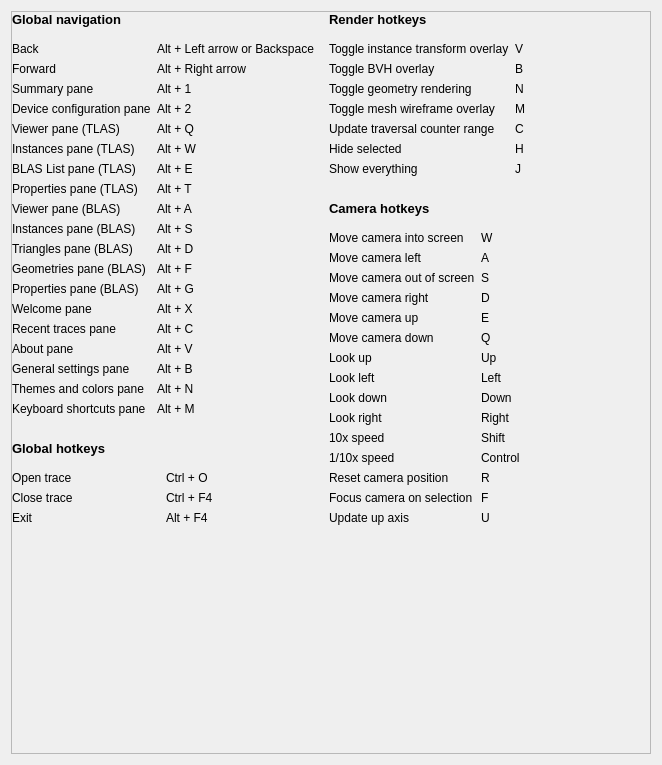
Old version of the form source/frontend/views/settings/keyboard_shortcuts_pane.ui in the repository GPUOpen-Tools/radeon_raytracing_analyzer.
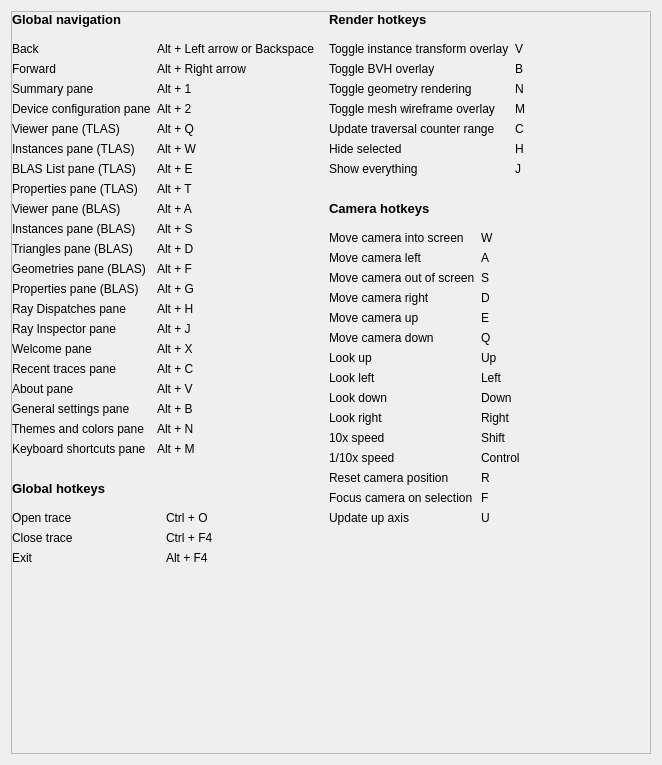
New version of the form. Custom widgets are drawn as their Qt base class.

Patch:
```diff
--- a/source/frontend/views/settings/keyboard_shortcuts_pane.ui
+++ b/source/frontend/views/settings/keyboard_shortcuts_pane.ui
@@ -436,6 +436,58 @@
                  </widget>
                 </item>
                 <item row="13" column="0">
+                 <widget class="ScaledLabel" name="label_Dispatches_">
+                  <property name="sizePolicy">
+                   <sizepolicy hsizetype="MinimumExpanding" vsizetype="Fixed">
+                    <horstretch>0</horstretch>
+                    <verstretch>0</verstretch>
+                   </sizepolicy>
+                  </property>
+                  <property name="text">
+                   <string>Ray Dispatches pane</string>
+                  </property>
+                 </widget>
+                </item>
+                <item row="13" column="1">
+                 <widget class="ScaledLabel" name="content_dispatches_">
+                  <property name="sizePolicy">
+                   <sizepolicy hsizetype="MinimumExpanding" vsizetype="Fixed">
+                    <horstretch>0</horstretch>
+                    <verstretch>0</verstretch>
+                   </sizepolicy>
+                  </property>
+                  <property name="text">
+                   <string>Alt + H</string>
+                  </property>
+                 </widget>
+                </item>
+                <item row="14" column="0">
+                 <widget class="ScaledLabel" name="label_inspector_">
+                  <property name="sizePolicy">
+                   <sizepolicy hsizetype="MinimumExpanding" vsizetype="Fixed">
+                    <horstretch>0</horstretch>
+                    <verstretch>0</verstretch>
+                   </sizepolicy>
+                  </property>
+                  <property name="text">
+                   <string>Ray Inspector pane</string>
+                  </property>
+                 </widget>
+                </item>
+                <item row="14" column="1">
+                 <widget class="ScaledLabel" name="content_inspector_">
+                  <property name="sizePolicy">
+                   <sizepolicy hsizetype="MinimumExpanding" vsizetype="Fixed">
+                    <horstretch>0</horstretch>
+                    <verstretch>0</verstretch>
+                   </sizepolicy>
+                  </property>
+                  <property name="text">
+                   <string>Alt + J</string>
+                  </property>
+                 </widget>
+                </item>
+                <item row="15" column="0">
                  <widget class="ScaledLabel" name="label_Welcome_">
                   <property name="sizePolicy">
                    <sizepolicy hsizetype="MinimumExpanding" vsizetype="Fixed">
@@ -448,7 +500,7 @@
                   </property>
                  </widget>
                 </item>
-                <item row="13" column="1">
+                <item row="15" column="1">
                  <widget class="ScaledLabel" name="content_welcome_">
                   <property name="sizePolicy">
                    <sizepolicy hsizetype="MinimumExpanding" vsizetype="Fixed">
@@ -461,7 +513,7 @@
                   </property>
                  </widget>
                 </item>
-                <item row="14" column="0">
+                <item row="16" column="0">
                  <widget class="ScaledLabel" name="label_recent_traces_">
                   <property name="sizePolicy">
                    <sizepolicy hsizetype="MinimumExpanding" vsizetype="Fixed">
@@ -474,7 +526,7 @@
                   </property>
                  </widget>
                 </item>
-                <item row="14" column="1">
+                <item row="16" column="1">
                  <widget class="ScaledLabel" name="content_recent_traces_">
                   <property name="sizePolicy">
                    <sizepolicy hsizetype="MinimumExpanding" vsizetype="Fixed">
@@ -487,7 +539,7 @@
                   </property>
                  </widget>
                 </item>
-                <item row="15" column="0">
+                <item row="17" column="0">
                  <widget class="ScaledLabel" name="label_about_">
                   <property name="sizePolicy">
                    <sizepolicy hsizetype="MinimumExpanding" vsizetype="Fixed">
@@ -500,7 +552,7 @@
                   </property>
                  </widget>
                 </item>
-                <item row="15" column="1">
+                <item row="17" column="1">
                  <widget class="ScaledLabel" name="content_about_">
                   <property name="sizePolicy">
                    <sizepolicy hsizetype="MinimumExpanding" vsizetype="Fixed">
@@ -513,7 +565,7 @@
                   </property>
                  </widget>
                 </item>
-                <item row="16" column="0">
+                <item row="18" column="0">
                  <widget class="ScaledLabel" name="label_general_settings_">
                   <property name="sizePolicy">
                    <sizepolicy hsizetype="MinimumExpanding" vsizetype="Fixed">
@@ -526,7 +578,7 @@
                   </property>
                  </widget>
                 </item>
-                <item row="16" column="1">
+                <item row="18" column="1">
                  <widget class="ScaledLabel" name="content_general_settings_">
                   <property name="sizePolicy">
                    <sizepolicy hsizetype="MinimumExpanding" vsizetype="Fixed">
@@ -539,7 +591,7 @@
                   </property>
                  </widget>
                 </item>
-                <item row="17" column="0">
+                <item row="19" column="0">
                  <widget class="ScaledLabel" name="label_themes_and_colors_">
                   <property name="sizePolicy">
                    <sizepolicy hsizetype="MinimumExpanding" vsizetype="Fixed">
@@ -552,7 +604,7 @@
                   </property>
                  </widget>
                 </item>
-                <item row="17" column="1">
+                <item row="19" column="1">
                  <widget class="ScaledLabel" name="content_themes_and_colors_">
                   <property name="sizePolicy">
                    <sizepolicy hsizetype="MinimumExpanding" vsizetype="Fixed">
@@ -565,7 +617,7 @@
                   </property>
                  </widget>
                 </item>
-                <item row="18" column="0">
+                <item row="20" column="0">
                  <widget class="ScaledLabel" name="label_keyboard_shortcuts_">
                   <property name="sizePolicy">
                    <sizepolicy hsizetype="MinimumExpanding" vsizetype="Fixed">
@@ -578,7 +630,7 @@
                   </property>
                  </widget>
                 </item>
-                <item row="18" column="1">
+                <item row="20" column="1">
                  <widget class="ScaledLabel" name="content_keyboard_shortcuts_">
                   <property name="sizePolicy">
                    <sizepolicy hsizetype="MinimumExpanding" vsizetype="Fixed">
```
